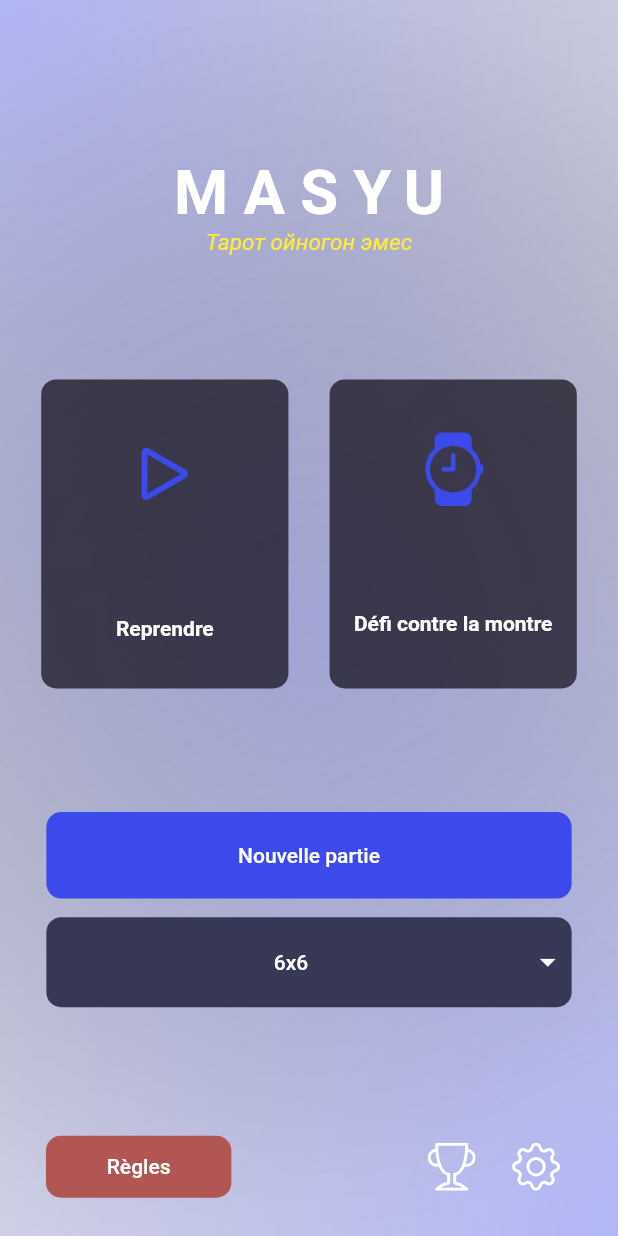
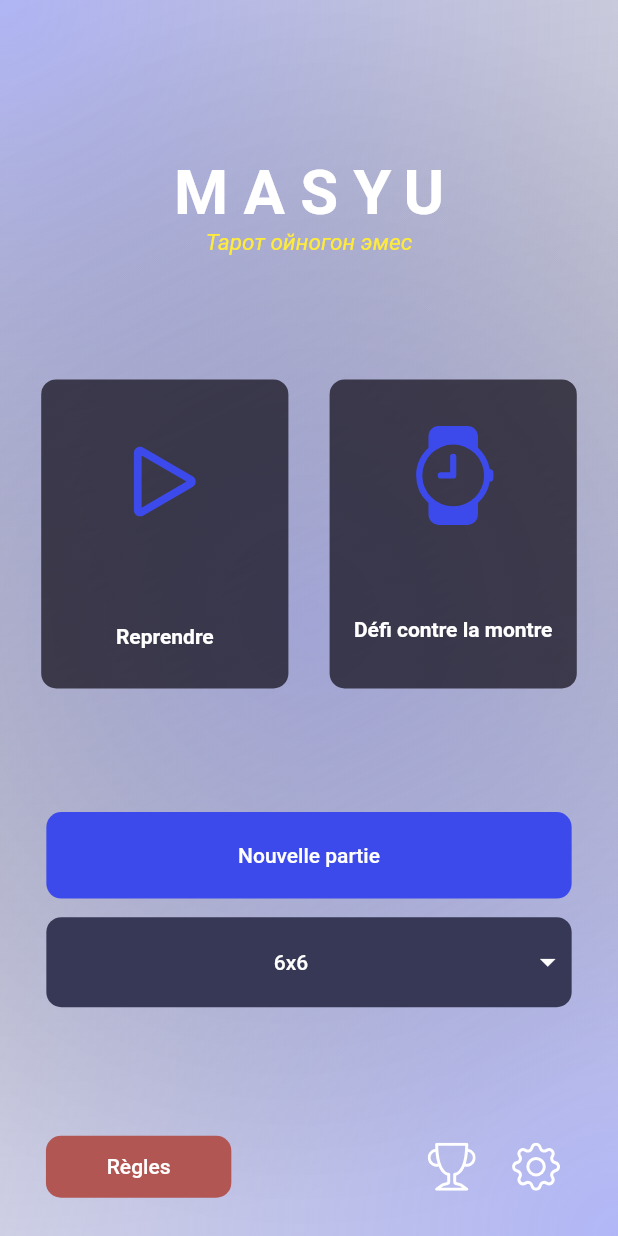
Before and after one commit to UnboringCompany/MasyuApp, a Flutter app: the screen it shows after launch, on a phone screen of 412 x 824 dp. Run offline on Flutter 3.47's test engine with Material 2 defaults, Android fonts, the phone set to English and light mode, and no system bars; our stand-ins replace bootstrap_icons, cloud_firestore, confetti, firebase_core, get, video_player; missing offline and left inert: flutter_volume_controller; accounts and stored records are empty.

Commit message:
Fix: taille des icones de tiles

```diff
--- a/lib/main.dart
+++ b/lib/main.dart
@@ -129,7 +129,7 @@ class _MenuState extends State<MenuPage> {
                     icon: Icon(
                       BootstrapIcons.play,
                       color: Color(0xff3D4AEB),
-                      size: 0.15 * MediaQuery.of(context).size.width,
+                      size: 0.20 * MediaQuery.of(context).size.width,
                     ),
                     title: 'resume'.tr,
                     onPressed: () {},
@@ -138,7 +138,7 @@ class _MenuState extends State<MenuPage> {
                     icon: Icon(
                       BootstrapIcons.watch,
                       color: Color(0xff3D4AEB),
-                      size: 0.12 * MediaQuery.of(context).size.width,
+                      size: 0.16 * MediaQuery.of(context).size.width,
                     ),
                     title: 'challenge'.tr,
                     onPressed: () {},
```
